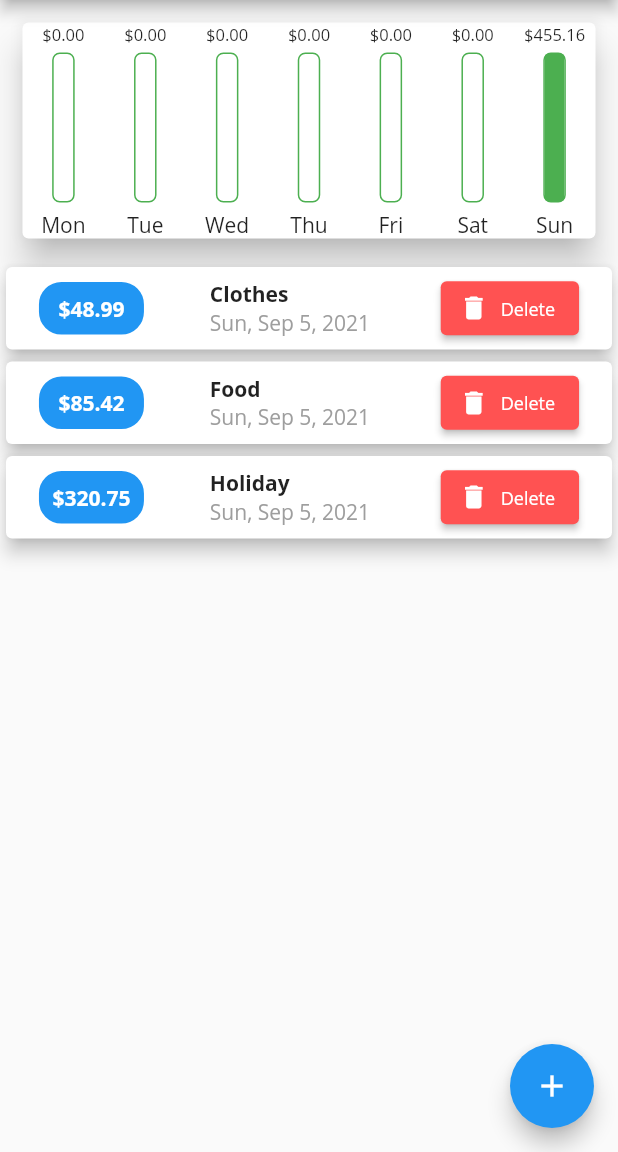
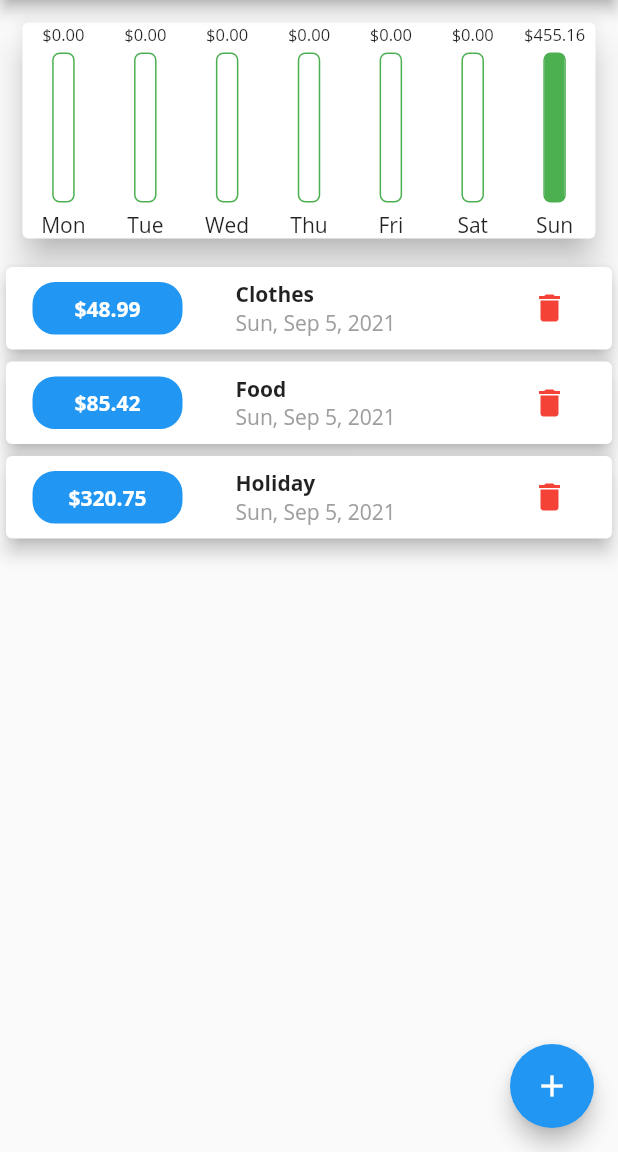
Before and after one commit to ysumut/Personal-Expenses-App, a Flutter app: the screen it shows after launch, on a phone screen of 412 x 824 dp, the part 84-1236 px from its top. Run offline on Flutter 3.47's test engine with Material 2 defaults, Android fonts, the phone set to English and light mode, and no system bars.

Commit message:
DatePicker, list flex and data saving fixed

```diff
--- a/lib/widgets/chart_screen.dart
+++ b/lib/widgets/chart_screen.dart
@@ -14,6 +14,8 @@ class ChartScreen extends StatelessWidget {
     double maxDailyAmount = chartList
         .reduce((a, b) => a.amount > b.amount ? a : b)
         .amount; // find max daily amount
+
+    maxDailyAmount = maxDailyAmount == 0 ? 100 : maxDailyAmount;
     double ratio = 100 / maxDailyAmount; // find ratio
 
     return Card(
--- a/lib/widgets/transaction_form.dart
+++ b/lib/widgets/transaction_form.dart
@@ -82,6 +82,7 @@ class _TransactionFormState extends State<TransactionForm> {
       widget.submitTx(title, amount, this._selectedDate);
       Navigator.of(context).pop();
     } catch (err) {
+      print("ERROR: " + err.toString());
       setState(() {
         errMsg = 'Hatalı kayıt!';
       });
@@ -91,7 +92,7 @@ class _TransactionFormState extends State<TransactionForm> {
   void openDatePicker() {
     showDatePicker(
       context: context,
-      initialDate: DateTime.now(),
+      initialDate: _selectedDate,
       firstDate: DateTime(2000),
       lastDate: DateTime.now(),
     ).then((value) {
--- a/lib/widgets/transaction_list.dart
+++ b/lib/widgets/transaction_list.dart
@@ -22,7 +22,7 @@ class TransactionList extends StatelessWidget {
                 mainAxisAlignment: MainAxisAlignment.spaceAround,
                 children: [
                   Container(
-                    width: 70,
+                    width: 100,
                     height: 35,
                     margin: EdgeInsets.symmetric(vertical: 10),
                     padding: EdgeInsets.all(5),
@@ -33,14 +33,16 @@ class TransactionList extends StatelessWidget {
                         borderRadius: BorderRadius.circular(15)),
                     child: FittedBox(
                       child: Text(
-                        '\$' + NumberFormat("#,##0.00").format(transactions[index].amount),
+                        '\$' +
+                            NumberFormat("#,##0.00")
+                                .format(transactions[index].amount),
                         style: TextStyle(
                             color: Colors.white, fontWeight: FontWeight.bold),
                       ),
                     ),
                   ),
                   Container(
-                    width: 110,
+                    width: 150,
                     child: Column(
                       crossAxisAlignment: CrossAxisAlignment.start,
                       children: [
@@ -55,22 +57,12 @@ class TransactionList extends StatelessWidget {
                       ],
                     ),
                   ),
-                  Column(
-                    children: [
-                      ElevatedButton.icon(
-                        onPressed: () => deleteTx(transactions[index].id),
-                        icon: Icon(
-                          Icons.delete,
-                          size: 20,
-                        ),
-                        label: Text(
-                          'Delete',
-                          style: TextStyle(fontSize: 12),
-                        ),
-                        style:
-                            ElevatedButton.styleFrom(primary: Colors.redAccent),
-                      )
-                    ],
+                  IconButton(
+                    onPressed: () => deleteTx(transactions[index].id),
+                    icon: Icon(
+                      Icons.delete,
+                      color: Colors.red,
+                    ),
                   ),
                 ],
               ),
```
Also changed, not shown: lib/main.dart (+8 -1 lines).
